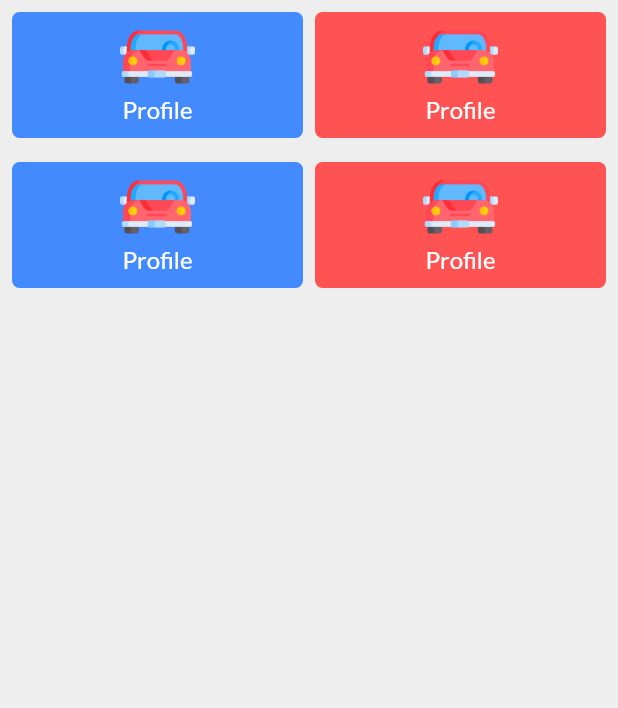
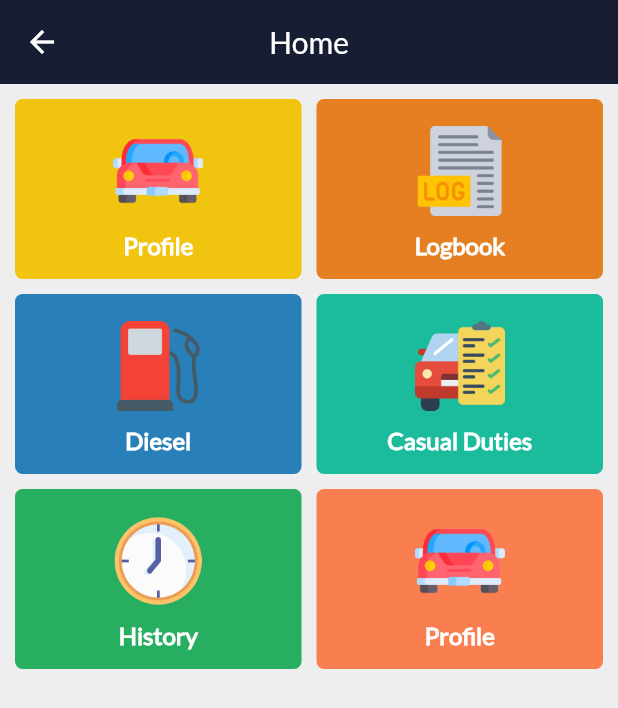
Before and after one commit to chirag27patel/flutter_projects, a Flutter app: the DirverHome screen opened directly, on a phone screen of 412 x 824 dp. Shown: the top 708 px of the screen. Run offline on Flutter 3.47's test engine with Material 2 defaults, Android fonts, the phone set to English and light mode, and no system bars; our stand-ins replace dotted_line, font_awesome_flutter, table_calendar.

```diff
--- a/lib/SignInPage.dart
+++ b/lib/SignInPage.dart
@@ -2,6 +2,7 @@ import 'package:flutter/material.dart';
 import 'package:sejaltravels_2022/components/custom_textfield.dart';
 import 'package:sejaltravels_2022/const/const.dart';
 import 'package:sejaltravels_2022/driver/driverBottombar.dart';
+import 'package:sejaltravels_2022/driver/driver_home.dart';
 
 
 class SignInPage extends StatefulWidget {
@@ -89,7 +90,7 @@ class _SignInPageState extends State<SignInPage> {
                         Navigator.push(
                             context,
                             MaterialPageRoute(
-                                builder: (context) => DriverBottomBarHome()));
+                                builder: (context) => DirverHome()));
                       }
                     },
                     child: const Text(
--- a/lib/driver/driver_diesel_data.dart
+++ b/lib/driver/driver_diesel_data.dart
@@ -14,6 +14,12 @@ class _DriverDieselState extends State<DriverDiesel> {
   Widget build(BuildContext context) {
     return Scaffold(
       backgroundColor: bgColor,
+      appBar: AppBar(
+        elevation: 0.0,
+        backgroundColor: LableColor,
+        centerTitle: true,
+        title: Text("Diesel Charges"),
+      ),
       body: ListView.builder(
           itemCount: 4,
           padding: EdgeInsets.only(top: 10),
--- a/lib/driver/driver_home.dart
+++ b/lib/driver/driver_home.dart
@@ -1,6 +1,10 @@
 import 'package:flutter/material.dart';
 import 'package:font_awesome_flutter/font_awesome_flutter.dart';
 import 'package:sejaltravels_2022/const/const.dart';
+import 'package:sejaltravels_2022/driver/driverBottombar.dart';
+import 'package:sejaltravels_2022/driver/driver_diesel_data.dart';
+import 'package:sejaltravels_2022/driver/driver_logbook.dart';
+import 'package:sejaltravels_2022/driver/driver_logbook_history.dart';
 
 class DirverHome extends StatefulWidget {
   const DirverHome({Key? key}) : super(key: key);
@@ -14,84 +18,133 @@ class _DirverHomeState extends State<DirverHome> {
   Widget build(BuildContext context) {
     return Scaffold(
       backgroundColor: bgColor,
-      body: Column(
-        children: [
+      appBar: AppBar(
+        title: Text("Home"),
+        centerTitle: true,
+        backgroundColor: LableColor,
+        elevation: 0.0,
 
-          Padding(
-            padding: const EdgeInsets.all(8.0),
-            child: Row(
+      ),
+      body: Container(
+        margin: EdgeInsets.all(5),
+        child: Column(
+          children: [
+            Row(
               children: [
                 Expanded(
                     child: DriverHomeLabels2(
                   imagePath: "assets/images/car.png",
-                  tabColor: Colors.blueAccent,
+                  tabColor: Color(0xfff1c40f),
                   tabName: 'Profile',
+                  tabFunction: () {
+                    Navigator.push(
+                        context,
+                        MaterialPageRoute(
+                            builder: (context) => DriverLogbook()));
+                  },
                 )),
-                Container(
-                  width: 8,
-                ),
+                Expanded(
+                    child: DriverHomeLabels2(
+                  imagePath: "assets/images/log.png",
+                  tabColor: Color(0xffe67e22),
+                  tabName: 'Logbook',
+                      tabFunction: () {
+                        Navigator.push(
+                            context,
+                            MaterialPageRoute(
+                                builder: (context) => DriverLogbook()));
+                      },
+                )),
+              ],
+            ),
+            Row(
+              children: [
+                Expanded(
+                    child: DriverHomeLabels2(
+                  imagePath: "assets/images/fuel.png",
+                  tabColor: Color(0xff2980b9),
+                  tabName: 'Diesel',
+                      tabFunction: () {
+                        Navigator.push(
+                            context,
+                            MaterialPageRoute(
+                                builder: (context) => DriverDiesel()));
+                      },
+                )),
+                Expanded(
+                    child: DriverHomeLabels2(
+                  imagePath: "assets/images/casual_duty.png",
+                  tabColor: Color(0xff1abc9c),
+                  tabName: 'Casual Duties',
+                      tabFunction: () {
+                        Navigator.push(
+                            context,
+                            MaterialPageRoute(
+                                builder: (context) => DriverTrips()));
+                      },
+                )),
+              ],
+            ),
+            Row(
+              children: [
+                Expanded(
+                    child: DriverHomeLabels2(
+                  imagePath: "assets/images/clock.png",
+                  tabColor: Color(0xff27ae60),
+                  tabName: 'History',
+                      tabFunction: () {
+                        Navigator.push(
+                            context,
+                            MaterialPageRoute(
+                                builder: (context) => DriverLogbookHistory()));
+                      },
+                )),
                 Expanded(
                     child: DriverHomeLabels2(
                   imagePath: "assets/images/car.png",
-                  tabColor: Colors.redAccent,
+                  tabColor: Color(0xffF97F51),
                   tabName: 'Profile',
+                      tabFunction: () {
+                        Navigator.push(
+                            context,
+                            MaterialPageRoute(
+                                builder: (context) => DriverLogbook()));
+                      },
                 )),
               ],
             ),
-          ),
-          Padding(
-            padding: const EdgeInsets.all(8.0),
-            child: Row(
-              children: [
-                Expanded(
-                    child: DriverHomeLabels2(
-                      imagePath: "assets/images/car.png",
-                      tabColor: Colors.blueAccent,
-                      tabName: 'Profile',
-                    )),
-                Container(
-                  width: 8,
-                ),
-                Expanded(
-                    child: DriverHomeLabels2(
-                      imagePath: "assets/images/car.png",
-                      tabColor: Colors.redAccent,
-                      tabName: 'Profile',
-                    )),
-              ],
-            ),
-          ),
-        ],
+          ],
+        ),
       ),
     );
   }
 }
 
+class DriverHomeLabels2 extends StatelessWidget {
+  DriverHomeLabels2(
+      {required this.imagePath,
+      required this.tabName,
+      required this.tabColor,
+      required this.tabFunction});
 
-
-class DriverHomeLabels2 extends StatelessWidget {
-
+  VoidCallback tabFunction;
 
   String imagePath;
   String tabName;
   Color tabColor;
 
-  DriverHomeLabels2(
-      {required this.imagePath, required this.tabName, required this.tabColor});
-
-
-
   @override
   Widget build(BuildContext context) {
     return Container(
-
+      height: 120,
+      margin: EdgeInsets.only(left: 5, right: 5, top: 5, bottom: 5),
       child: Material(
         color: tabColor,
         borderRadius: BorderRadius.circular(5.0),
         child: InkWell(
           splashColor: Colors.black54,
           borderRadius: BorderRadius.circular(5.0),
-          onTap: () {},
+          onTap: tabFunction,
           child: Column(
             mainAxisAlignment: MainAxisAlignment.center,
             children: [
@@ -99,15 +152,18 @@ class DriverHomeLabels2 extends StatelessWidget {
                 padding: EdgeInsets.only(top: 5),
                 child: Image.asset(
                   imagePath,
-                  width: 50,
-                  height: 50,
+                  width: 60,
+                  height: 60,
                 ),
               ),
               Padding(
-                padding: const EdgeInsets.only(bottom: 10),
+                padding: const EdgeInsets.only(top: 10),
                 child: Text(
                   tabName,
-                  style: TextStyle(fontSize: 16, color: Colors.white),
+                  style: TextStyle(
+                      fontSize: 16,
+                      color: Colors.white,
+                      fontWeight: FontWeight.bold),
                 ),
               )
             ],
--- a/lib/driver/driver_logbook.dart
+++ b/lib/driver/driver_logbook.dart
@@ -176,6 +176,12 @@ class _DriverLogbookState extends State<DriverLogbook> {
   Widget build(BuildContext context) {
     return Scaffold(
       backgroundColor: bgColor,
+      appBar: AppBar(
+        centerTitle: true,
+        title: Text("Logbook Entry"),
+        backgroundColor: LableColor,
+        elevation: 0.0,
+      ),
       body: ListView(
         children: [
           Column(
```
Also changed, not shown: lib/driver/driverBottombar.dart (+28 -123 lines), assets/images/casual_duty.png (added), assets/images/checklist.png (added), assets/images/clock.png (added), assets/images/fuel.png (added).
